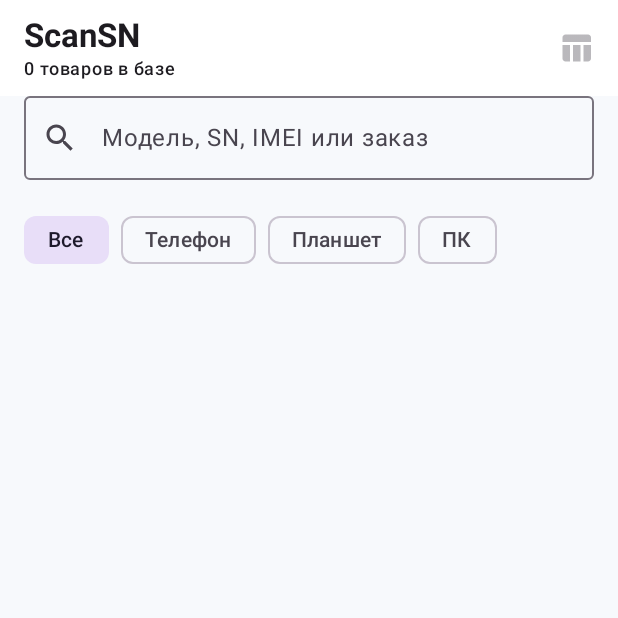
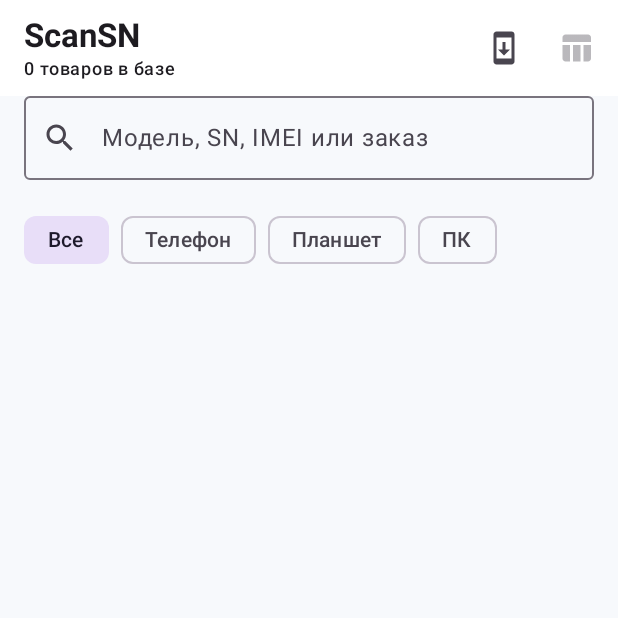
Before and after one commit to Tombstone1922/scansn, an Android app built with Jetpack Compose: the screen it shows after launch (MainActivity), on a phone screen of 412 x 824 dp, the top half of it. Run offline under Robolectric (Android 15) with nearby library versions, the phone set to English and light mode, and no system bars; our stand-ins replace Room's generated code.

Commit message:
feat: add app update entry point

```diff
--- a/app/src/main/java/com/tombstone/scansn/ui/ProductsScreen.kt
+++ b/app/src/main/java/com/tombstone/scansn/ui/ProductsScreen.kt
@@ -22,6 +22,7 @@ import androidx.compose.material.icons.filled.Delete
 import androidx.compose.material.icons.filled.Inventory2
 import androidx.compose.material.icons.filled.QrCode2
 import androidx.compose.material.icons.filled.Search
+import androidx.compose.material.icons.filled.SystemUpdate
 import androidx.compose.material.icons.filled.TableChart
 import androidx.compose.material3.AlertDialog
 import androidx.compose.material3.AssistChip
@@ -59,6 +60,7 @@ fun ProductsScreen(
     onEdit: (Long) -> Unit,
     onBarcodes: (Long) -> Unit,
     onExport: () -> Unit,
+    onUpdates: () -> Unit,
     onDelete: (Long) -> Unit,
 ) {
     var query by remember { mutableStateOf("") }
@@ -80,6 +82,9 @@ fun ProductsScreen(
                     }
                 },
                 actions = {
+                    IconButton(onClick = onUpdates) {
+                        Icon(Icons.Default.SystemUpdate, contentDescription = "Обновить приложение")
+                    }
                     IconButton(onClick = onExport, enabled = products.isNotEmpty()) {
                         Icon(Icons.Default.TableChart, contentDescription = "Экспорт таблицы")
                     }
```
